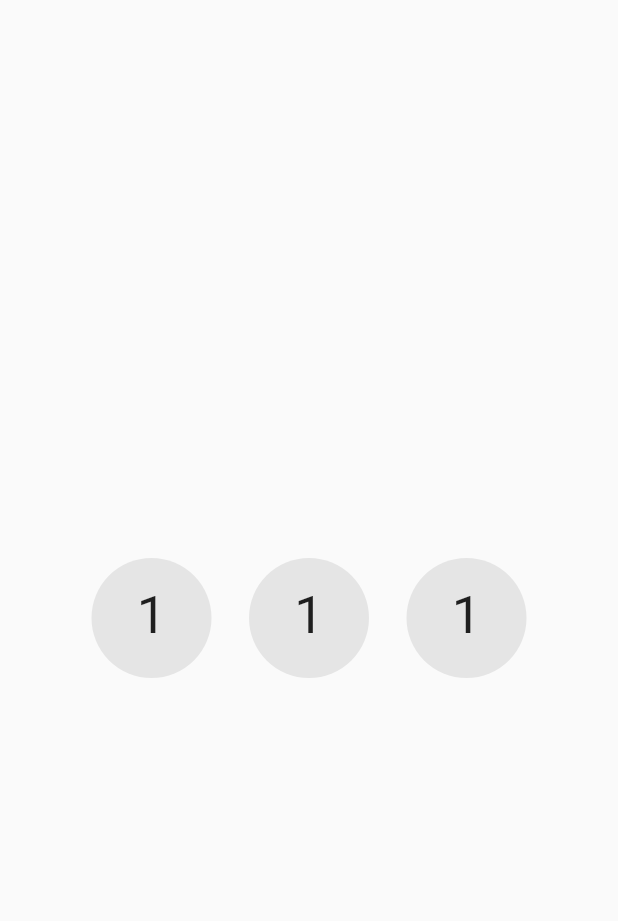
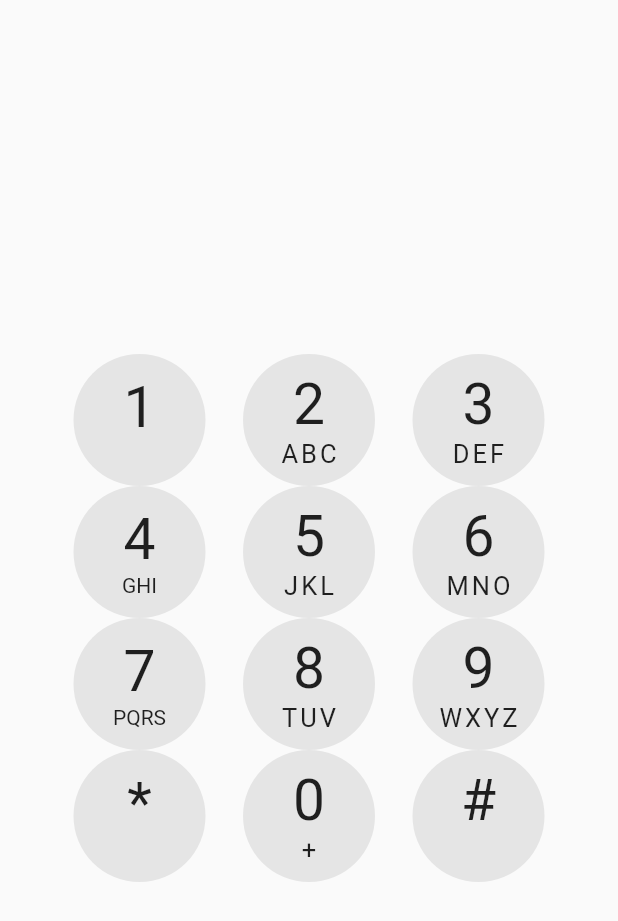
Before and after one commit to samtuga1/ios_caller_clone, a Flutter app: the screen it shows after launch, on a phone screen of 412 x 824 dp. Shown: the top 921 px of the screen. Run offline on Flutter 3.47's test engine with Material 2 defaults, Android fonts, the phone set to English and light mode, and no system bars.

Commit message:
Finished creating a row of containers

```diff
--- a/lib/main.dart
+++ b/lib/main.dart
@@ -1,7 +1,9 @@
 import 'package:flutter/material.dart';
 
-const kCircleAvatarHeight = 80.0;
-const kCircleAvatarWidth = 80.0;
+const kCircleAvatarHeight = 88.0;
+const kCircleAvatarWidth = 88.0;
+const kInnerNumberStyle = TextStyle(fontSize: 38);
+const kInnerLetterStyle = TextStyle(fontSize: 17, letterSpacing: 2.0);
 
 void main() {
   runApp(const MaterialApp(
@@ -22,17 +24,155 @@ class MainScreen extends StatelessWidget {
           Row(
             mainAxisAlignment: MainAxisAlignment.center,
             children: const [
-              CircleAvatar(),
+              CircleAvatar(
+                Text(
+                  '1',
+                  style: kInnerNumberStyle,
+                ),
+                Text(''),
+              ),
               SizedBox(
                 width: 25,
               ),
-              CircleAvatar(),
+              CircleAvatar(
+                Text(
+                  '2',
+                  style: kInnerNumberStyle,
+                ),
+                Text(
+                  'ABC',
+                  style: kInnerLetterStyle,
+                ),
+              ),
               SizedBox(
                 width: 25,
               ),
-              CircleAvatar(),
+              CircleAvatar(
+                Text(
+                  '3',
+                  style: kInnerNumberStyle,
+                ),
+                Text(
+                  'DEF',
+                  style: kInnerLetterStyle,
+                ),
+              ),
             ],
-          )
+          ),
+          Row(
+            mainAxisAlignment: MainAxisAlignment.center,
+            children: const [
+              CircleAvatar(
+                Text(
+                  '4',
+                  style: kInnerNumberStyle,
+                ),
+                Text('GHI'),
+              ),
+              SizedBox(
+                width: 25,
+              ),
+              CircleAvatar(
+                Text(
+                  '5',
+                  style: kInnerNumberStyle,
+                ),
+                Text(
+                  'JKL',
+                  style: kInnerLetterStyle,
+                ),
+              ),
+              SizedBox(
+                width: 25,
+              ),
+              CircleAvatar(
+                Text(
+                  '6',
+                  style: kInnerNumberStyle,
+                ),
+                Text(
+                  'MNO',
+                  style: kInnerLetterStyle,
+                ),
+              ),
+            ],
+          ),
+          Row(
+            mainAxisAlignment: MainAxisAlignment.center,
+            children: const [
+              CircleAvatar(
+                Text(
+                  '7',
+                  style: kInnerNumberStyle,
+                ),
+                Text('PQRS'),
+              ),
+              SizedBox(
+                width: 25,
+              ),
+              CircleAvatar(
+                Text(
+                  '8',
+                  style: kInnerNumberStyle,
+                ),
+                Text(
+                  'TUV',
+                  style: kInnerLetterStyle,
+                ),
+              ),
+              SizedBox(
+                width: 25,
+              ),
+              CircleAvatar(
+                Text(
+                  '9',
+                  style: kInnerNumberStyle,
+                ),
+                Text(
+                  'WXYZ',
+                  style: kInnerLetterStyle,
+                ),
+              ),
+            ],
+          ),
+          Row(
+            mainAxisAlignment: MainAxisAlignment.center,
+            children: const [
+              CircleAvatar(
+                Text(
+                  '*',
+                  style: kInnerNumberStyle,
+                ),
+                Text(''),
+              ),
+              SizedBox(
+                width: 25,
+              ),
+              CircleAvatar(
+                Text(
+                  '0',
+                  style: kInnerNumberStyle,
+                ),
+                Text(
+                  '+',
+                  style: kInnerLetterStyle,
+                ),
+              ),
+              SizedBox(
+                width: 25,
+              ),
+              CircleAvatar(
+                Text(
+                  '#',
+                  style: kInnerNumberStyle,
+                ),
+                Text(
+                  '',
+                  style: kInnerLetterStyle,
+                ),
+              ),
+            ],
+          ),
         ],
       )),
     );
@@ -40,23 +180,20 @@ class MainScreen extends StatelessWidget {
 }
 
 class CircleAvatar extends StatelessWidget {
-  const CircleAvatar({
-    Key? key,
-  }) : super(key: key);
+  final Widget numberText;
+  final Widget lettersText;
+
+  const CircleAvatar(this.numberText, this.lettersText, {Key? key})
+      : super(key: key);
 
   @override
   Widget build(BuildContext context) {
     return Container(
       child: Column(
-        children: const [
-          SizedBox(
-            height: 18,
-          ),
-          Text(
-            '1',
-            style: TextStyle(fontSize: 35),
-          ),
-          Text(''),
+        mainAxisAlignment: MainAxisAlignment.center,
+        children: [
+          numberText,
+          lettersText,
         ],
       ),
       width: kCircleAvatarWidth,
```
